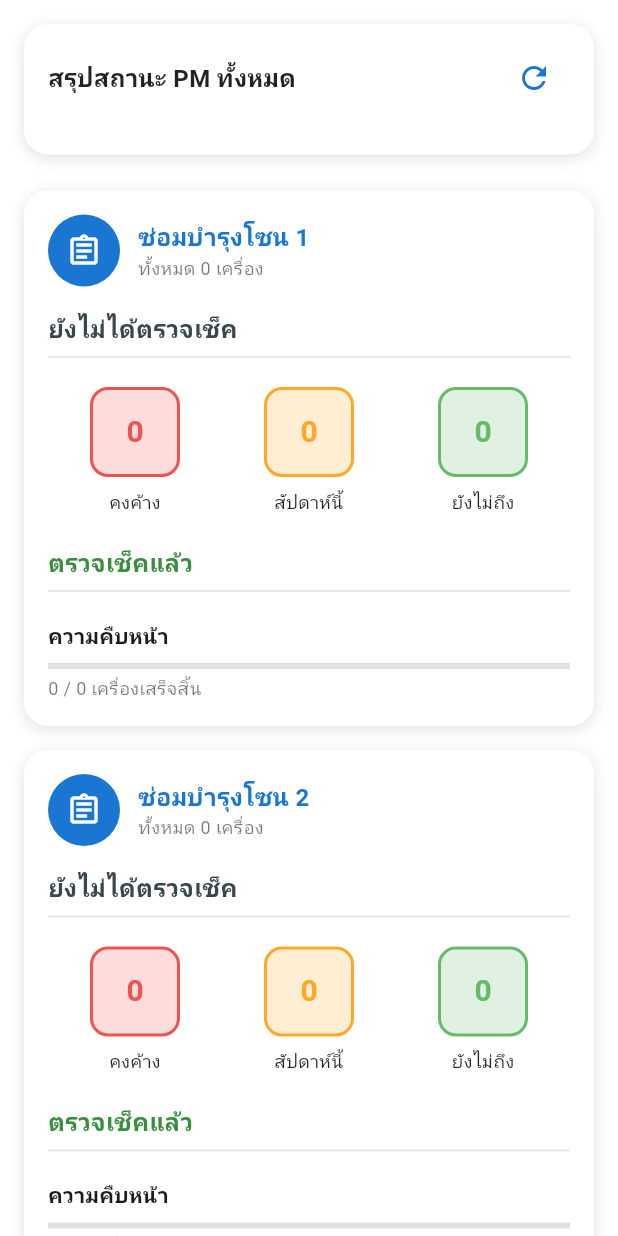
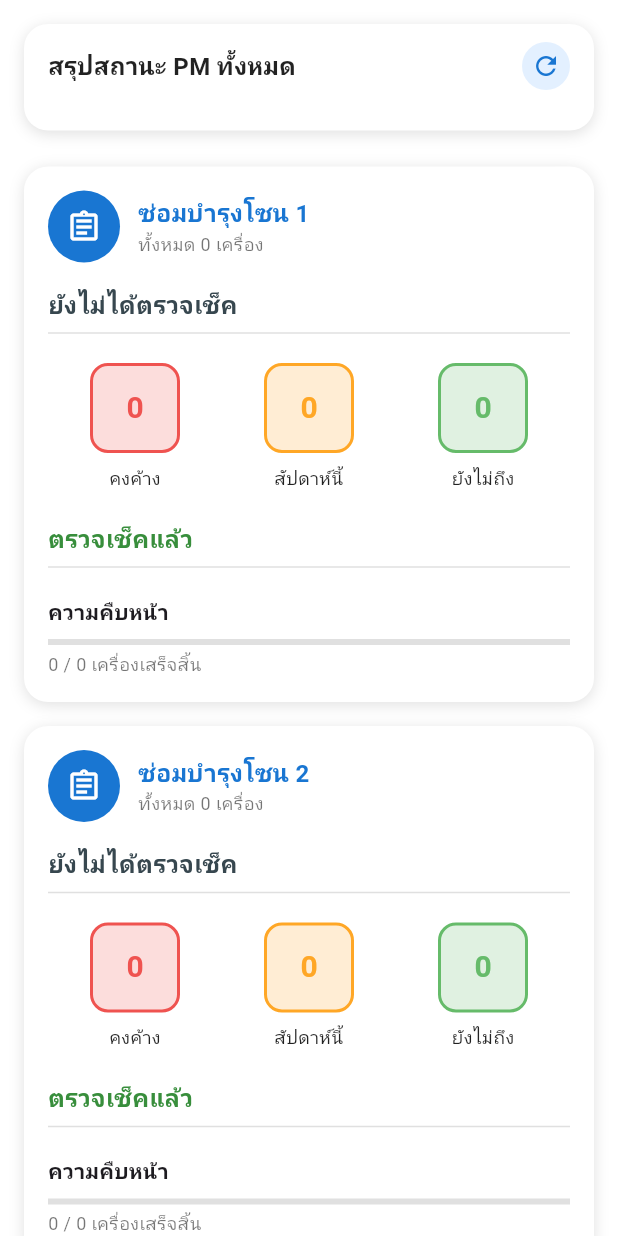
Before and after one commit to Thossaphol2204/repairSMH, a Flutter app: the PMSummaryTab screen opened directly, after a tap on the "refresh" icon, on a phone screen of 412 x 824 dp. Run offline on Flutter 3.47's test engine with Material 3 defaults, Android fonts, the phone set to English and light mode, and no system bars; our stand-ins replace fl_chart, image_picker, multi_select_flutter, shared_preferences; accounts and stored records are empty; network calls fail; Roboto replaces fonts that are missing (Kanit).

```diff
--- a/lib/main.dart
+++ b/lib/main.dart
@@ -236,7 +236,7 @@ class _MainTechnicianTabScreenState extends State<MainTechnicianTabScreen> {
 
   final List<Widget> _tabs = [
     RepairTab(),
-    CustomerFeedbackTab(),
+    CustomerFeedbackTab(initialTabIndex: 1),
     WorkOrderOverviewScreen(),
     PMTab(),
     RepairSummaryTab(),
--- a/lib/pm_page/pm_zone_widget.dart
+++ b/lib/pm_page/pm_zone_widget.dart
@@ -42,7 +42,7 @@ class _PMZoneWidgetState extends State<PMZoneWidget> with SingleTickerProviderSt
     'ยังไม่ถึง'
   ];
 
-  final String apiUrl = 'https://script.google.com/macros/s/AKfycbwvfUY_5R2RNz9VrQYn-vaaH5vpVsbPBPA_h-Q0qQEwyQ_ErOjLjdS_bg3SFXo4N87a/exec';
+  final String apiUrl = 'https://script.google.com/macros/s/AKfycbyK0vExuquR9feW5pb3I7h288YLvaWRGGKR44ev_FsxBjpoY7ivH-MlgcJPGizp_hAP/exec';
 
   @override
   void initState() {
@@ -993,7 +993,7 @@ class _AssessmentScreenState extends State<AssessmentScreen> {
           result['ผลการตรวจ $i'] = answers['$i']!;
         }
       }
-      final url = 'https://script.google.com/macros/s/AKfycbwN2FR1HCF-RbUF9FZUYQrtr3RcMSK8W-zrDJmcEU3AdmB7SlDcfM_NwjPhfCI1x-f4/exec';
+      final url = 'https://script.google.com/macros/s/AKfycbyK0vExuquR9feW5pb3I7h288YLvaWRGGKR44ev_FsxBjpoY7ivH-MlgcJPGizp_hAP/exec';
       final response = await http.post(
         Uri.parse(url),
         headers: {'Content-Type': 'application/json'},
--- a/lib/tabs/customer_feedback_tab.dart
+++ b/lib/tabs/customer_feedback_tab.dart
@@ -6,6 +6,8 @@ import 'package:shared_preferences/shared_preferences.dart';
 import 'work_report_tab.dart';
 
 class CustomerFeedbackTab extends StatefulWidget {
+  final int initialTabIndex;
+  CustomerFeedbackTab({this.initialTabIndex = 0});
   @override
   _CustomerFeedbackTabState createState() => _CustomerFeedbackTabState();
 }
@@ -24,7 +26,7 @@ class _CustomerFeedbackTabState extends State<CustomerFeedbackTab>
   @override
   void initState() {
     super.initState();
-    _tabController = TabController(length: 2, vsync: this);
+    _tabController = TabController(length: 2, vsync: this, initialIndex: widget.initialTabIndex);
     _lastFetchTime = DateTime.now();
     _futureRepairs = _fetchRepairsWithCache();
   }
--- a/lib/tabs/pm_summary_tab.dart
+++ b/lib/tabs/pm_summary_tab.dart
@@ -22,7 +22,6 @@ class _PMSummaryTabState extends State<PMSummaryTab> {
   };
 
   bool isLoading = true;
-  bool isRefreshing = false;
   DateTime? lastUpdate;
   List<dynamic> cachedData = [];
   DateTime? _lastFetchTime;
@@ -62,30 +61,27 @@ class _PMSummaryTabState extends State<PMSummaryTab> {
         cachedData = json.decode(response.body);
         _processData(cachedData);
         _lastFetchTime = DateTime.now();
-        await _saveCache(cachedData); // save to cache
+        await _saveCache(cachedData);
       }
-    } catch (e) {
-      // print('Error fetching data: $e');
-    } finally {
+    } catch (e) {}
+    finally {
       setState(() => isLoading = false);
     }
   }
 
   Future<void> _refreshData() async {
-    if (isRefreshing) return;
+    setState(() => isLoading = true);
     try {
-      setState(() => isRefreshing = true);
       final response = await http.get(Uri.parse(apiUrl));
       if (response.statusCode == 200 || response.statusCode == 302) {
         cachedData = json.decode(response.body);
         _processData(cachedData);
         _lastFetchTime = DateTime.now();
-        await _saveCache(cachedData); // save to cache
+        await _saveCache(cachedData);
       }
-    } catch (e) {
-      // print('Error refreshing data: $e');
-    } finally {
-      setState(() => isRefreshing = false);
+    } catch (e) {}
+    finally {
+      setState(() => isLoading = false);
     }
   }
 
@@ -122,22 +118,16 @@ class _PMSummaryTabState extends State<PMSummaryTab> {
       value['notDue'] = 0;
       value['total'] = 0;
     });
-
     final now = DateTime.now();
     final weekEnd = now.add(Duration(days: 7 - now.weekday));
-
     for (var machine in data) {
       final zoneId = machine['ZoneID']?.toString().toUpperCase();
       final zoneKey = _getZoneKey(zoneId);
-
       if (zoneKey != null) {
         zoneStats[zoneKey]!['total'] = (zoneStats[zoneKey]!['total'] ?? 0) + 1;
-
         final nextCheck = _parseDate(machine['NextCheckDate']);
         final result = machine['ผลการตรวจ']?.toString().trim();
-
         if (result == 'ผ่าน') {
-          // ไม่นับในสถานะ pending/thisWeek/notDue
         } else if (result == null || result.isEmpty ) {
           if (nextCheck != null) {
             if (nextCheck.isBefore(now)) {
@@ -152,7 +142,6 @@ class _PMSummaryTabState extends State<PMSummaryTab> {
         }
       }
     }
-
     setState(() {
       lastUpdate = DateTime.now();
     });
@@ -186,9 +175,7 @@ class _PMSummaryTabState extends State<PMSummaryTab> {
         final timestamp = int.tryParse(value);
         if (timestamp != null) return DateTime.fromMillisecondsSinceEpoch(timestamp);
       }
-    } catch (e) {
-      // print('Error parsing date: $value, error: $e');
-    }
+    } catch (e) {}
     return null;
   }
 
@@ -263,11 +250,9 @@ class _PMSummaryTabState extends State<PMSummaryTab> {
     return failedMachines;
   }
 
-  // Add a helper function to format date strings as yyyy-MM-dd
   String _formatDate(String? dateStr) {
     if (dateStr == null || dateStr.trim().isEmpty) return '-';
     try {
-      // Try parsing as DateTime
       DateTime dt;
       if (dateStr.contains('-')) {
         dt = DateTime.parse(dateStr);
@@ -298,7 +283,6 @@ class _PMSummaryTabState extends State<PMSummaryTab> {
           : SingleChildScrollView(
               child: Column(
                 children: [
-                  // Header Card
                   Container(
                     width: double.infinity,
                     margin: EdgeInsets.all(16),
@@ -329,10 +313,21 @@ class _PMSummaryTabState extends State<PMSummaryTab> {
                                 fontFamily: 'Kanit',
                               ),
                             ),
-                            IconButton(
-                              icon: Icon(Icons.refresh),
-                              onPressed: _refreshData,
-                              color: Colors.blue.shade700,
+                            Material(
+                              color: Color(0xFFE3F0FF),
+                              shape: CircleBorder(),
+                              child: InkWell(
+                                customBorder: CircleBorder(),
+                                onTap: _refreshData,
+                                child: Padding(
+                                  padding: EdgeInsets.all(6),
+                                  child: Icon(
+                                    Icons.refresh,
+                                    color: Color(0xFF1976D2),
+                                    size: 20,
+                                  ),
+                                ),
+                              ),
                             ),
                           ],
                         ),
@@ -347,8 +342,6 @@ class _PMSummaryTabState extends State<PMSummaryTab> {
                       ],
                     ),
                   ),
-
-                  // Zone Summary Cards
                   ListView.builder(
                     shrinkWrap: true,
                     physics: NeverScrollableScrollPhysics(),
@@ -361,7 +354,6 @@ class _PMSummaryTabState extends State<PMSummaryTab> {
                       final progress = stats['total']! > 0
                           ? (completedCount / stats['total']!)
                           : 0.0;
-
                       return Container(
                         margin: EdgeInsets.symmetric(horizontal: 16, vertical: 8),
                         padding: EdgeInsets.all(16),
@@ -412,8 +404,6 @@ class _PMSummaryTabState extends State<PMSummaryTab> {
                               ],
                             ),
                             SizedBox(height: 16),
-
-                            // ยังไม่ได้ตรวจเช็ค (จัดชิดซ้าย)
                             Text(
                               'ยังไม่ได้ตรวจเช็ค',
                               style: TextStyle(
@@ -424,8 +414,6 @@ class _PMSummaryTabState extends State<PMSummaryTab> {
                               ),
                             ),
                             Divider(color: Colors.grey.shade300, thickness: 1),
-
-                            // Status indicators
                             Padding(
                               padding: EdgeInsets.symmetric(vertical: 12),
                               child: Row(
@@ -437,8 +425,6 @@ class _PMSummaryTabState extends State<PMSummaryTab> {
                                 ],
                               ),
                             ),
-
-                            // ตรวจเช็คแล้ว (จัดชิดซ้าย)
                             SizedBox(height: 8),
                             Text(
                               'ตรวจเช็คแล้ว',
@@ -450,8 +436,6 @@ class _PMSummaryTabState extends State<PMSummaryTab> {
                               ),
                             ),
                             Divider(color: Colors.grey.shade300, thickness: 1),
-
-                            // Progress bar
                             Padding(
                               padding: EdgeInsets.only(top: 12),
                               child: Column(
@@ -483,8 +467,6 @@ class _PMSummaryTabState extends State<PMSummaryTab> {
                                 ],
                               ),
                             ),
-
-                            // แสดงรายการเครื่องที่ไม่ผ่าน
                             if (_getFailedMachines(zoneName).isNotEmpty) ...[
                               SizedBox(height: 12),
                               GestureDetector(
@@ -613,7 +595,6 @@ class _PMSummaryTabState extends State<PMSummaryTab> {
   Widget _buildStatusIndicator(String status, int count) {
     final color = _getStatusColor(status);
     final text = _getStatusText(status);
-
     return Column(
       children: [
         Container(
```
Also changed, not shown: lib/tabs/repair_summary_tab.dart (+33 -18 lines), lib/tabs/work_order_tab.dart (+82 -26 lines).
